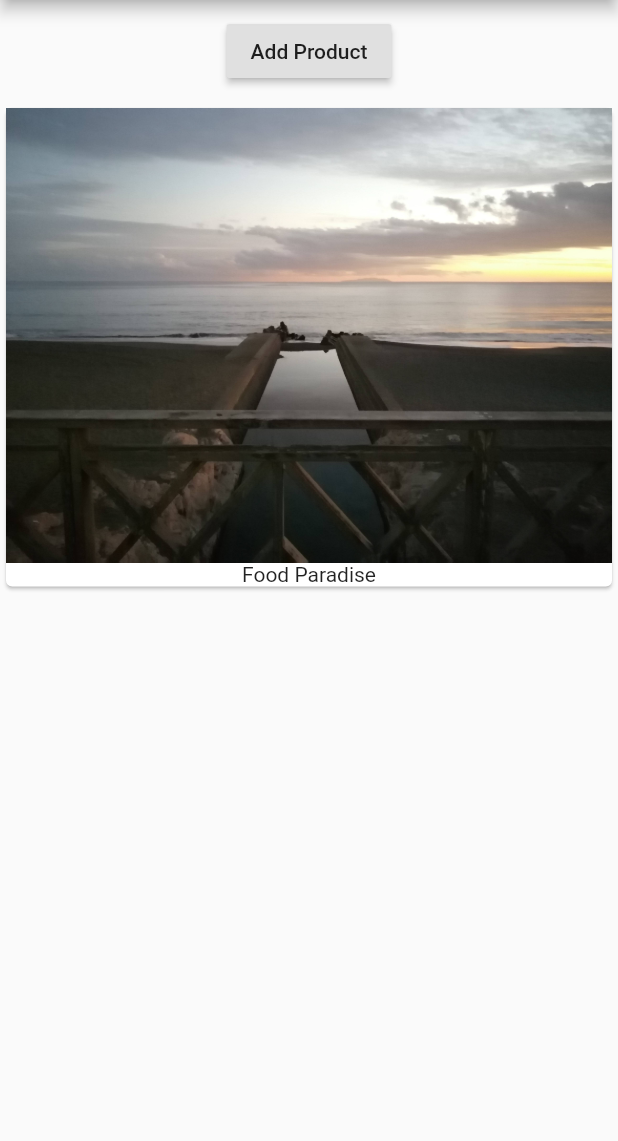
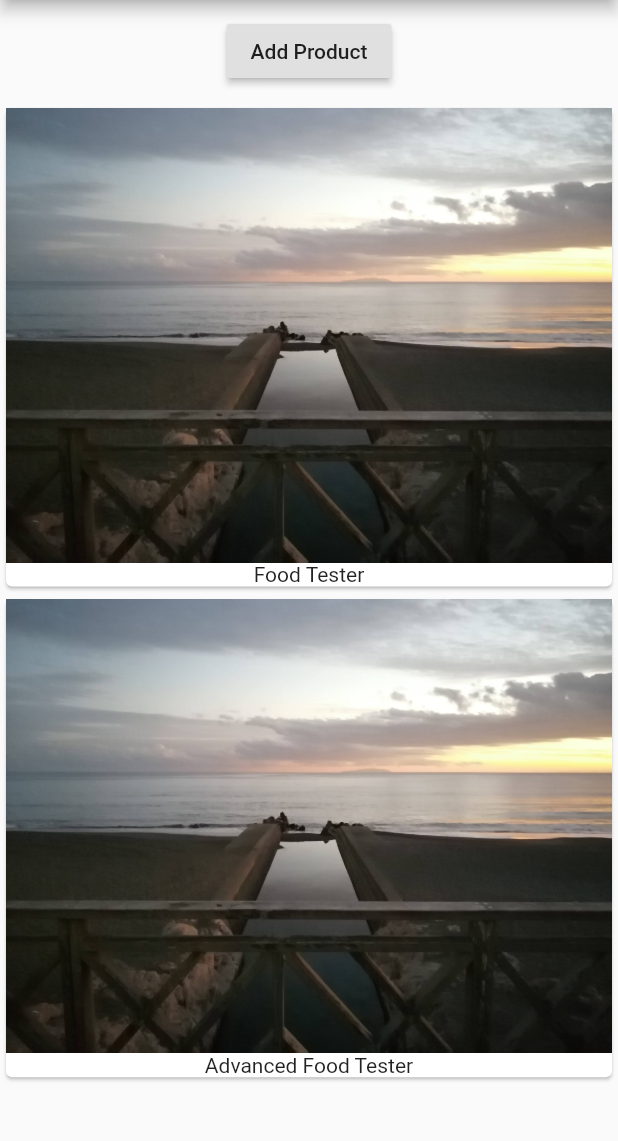
Before and after one commit to jonathanpperry/flutter-product-list, a Flutter app: the screen it shows after launch, after a tap on "Add Product", on a phone screen of 412 x 824 dp, the part 84-1225 px from its top. Run offline on Flutter 3.47's test engine with Material 2 defaults, Android fonts, the phone set to English and light mode, and no system bars.

Commit message:
Caused button press to create another card with same image and render card out into the body container

```diff
--- a/lib/main.dart
+++ b/lib/main.dart
@@ -13,8 +13,9 @@ class ProductsApp extends StatefulWidget {
 }
 
 class _MyAppState extends State<ProductsApp> {
+  List<String> _products = ["Food Tester"];
   @override
-  Widget build(context) {
+  Widget build(BuildContext context) {
     return MaterialApp(
       debugShowCheckedModeBanner: false,
       home: Scaffold(
@@ -26,17 +27,25 @@ class _MyAppState extends State<ProductsApp> {
               Container(
                 margin: EdgeInsets.all(10),
                 child: RaisedButton(
-                  onPressed: () {},
+                  onPressed: () {
+                    setState(() {
+                      _products.add("Advanced Food Tester");
+                    });
+                  },
                   child: Text("Add Product"),
                 ),
               ),
-              Card(
-                child: Column(
-                  children: [
-                    Image.asset("assets/beach.jpg"),
-                    Text("Food Paradise")
-                  ],
-                ),
+              Column(
+                children: _products
+                    .map((e) => Card(
+                          child: Column(
+                            children: [
+                              Image.asset("assets/beach.jpg"),
+                              Text(e)
+                            ],
+                          ),
+                        ))
+                    .toList(),
               ),
             ],
           )),
```
